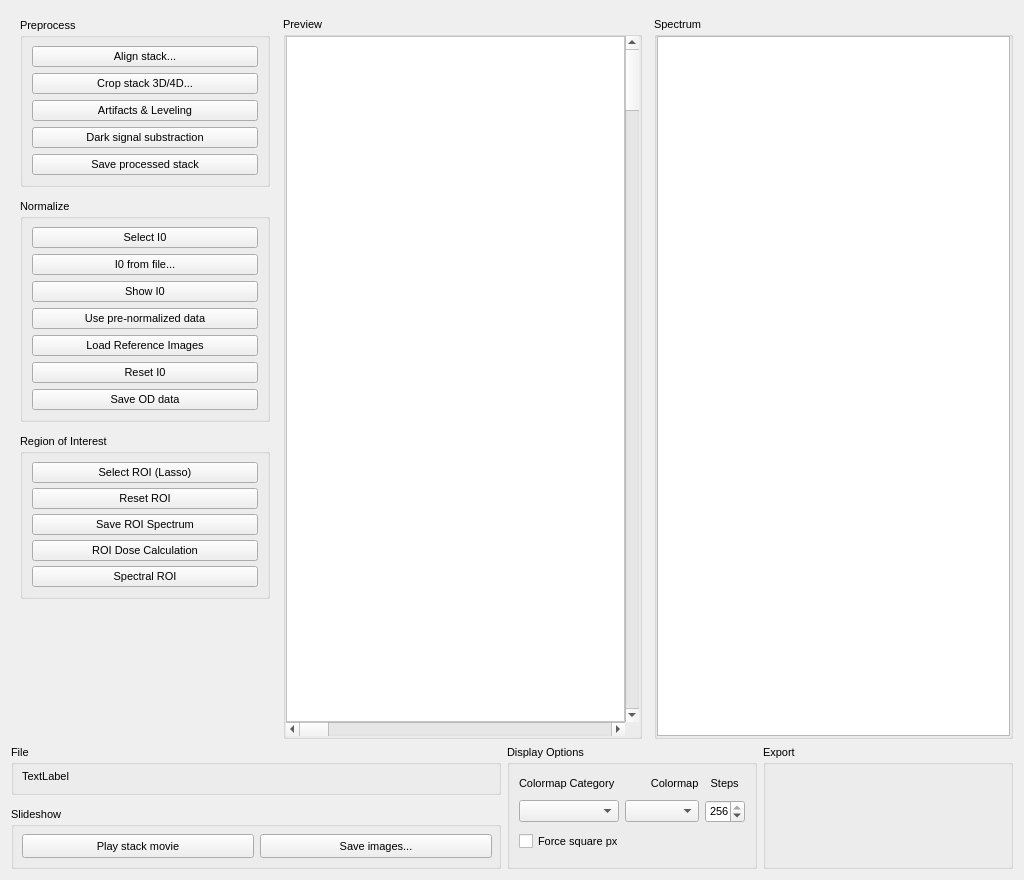
This is mantis_xray/pagestack.ui in mlerotic/spectromicroscopy as Qt 5 draws it before an edit. The edited form follows.
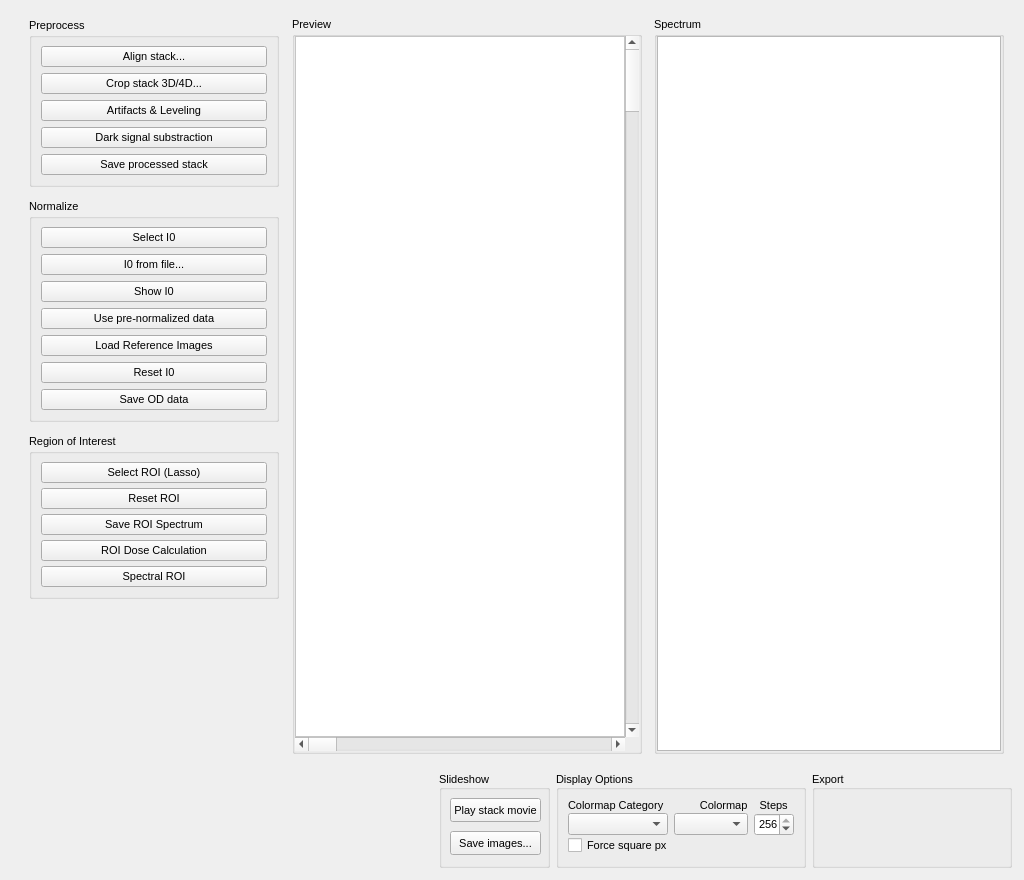
This is the edited form. Custom widgets are drawn as their Qt base class.

Commit message: bugfixes: support nan values, OD map simplified, layout improvements

The edit to the form file:
```diff
--- a/mantis_xray/pagestack.ui
+++ b/mantis_xray/pagestack.ui
@@ -21,17 +21,27 @@
   </property>
   <layout class="QVBoxLayout" name="verticalLayout">
    <item>
+    <widget class="QFrame" name="">
+     <property name="sizePolicy">
+      <sizepolicy hsizetype="Preferred" vsizetype="MinimumExpanding">
+       <horstretch>0</horstretch>
+       <verstretch>0</verstretch>
+      </sizepolicy>
+     </property>
     <layout class="QHBoxLayout" name="horizontalLayout">
      <property name="spacing">
       <number>12</number>
      </property>
+      <property name="sizeConstraint">
+       <enum>QLayout::SetDefaultConstraint</enum>
+      </property>
      <property name="topMargin">
       <number>6</number>
      </property>
      <item>
       <widget class="QFrame" name="verticalFrame">
        <property name="sizePolicy">
-        <sizepolicy hsizetype="Maximum" vsizetype="Preferred">
+         <sizepolicy hsizetype="Maximum" vsizetype="Minimum">
          <horstretch>0</horstretch>
          <verstretch>0</verstretch>
         </sizepolicy>
@@ -308,6 +318,9 @@
           <property name="orientation">
            <enum>Qt::Vertical</enum>
           </property>
+           <property name="sizeType">
+            <enum>QSizePolicy::MinimumExpanding</enum>
+           </property>
           <property name="sizeHint" stdset="0">
            <size>
             <width>20</width>
@@ -322,7 +335,7 @@
      <item>
       <widget class="QGroupBox" name="tc_imageeng">
        <property name="sizePolicy">
-        <sizepolicy hsizetype="MinimumExpanding" vsizetype="MinimumExpanding">
+         <sizepolicy hsizetype="Preferred" vsizetype="Preferred">
          <horstretch>0</horstretch>
          <verstretch>0</verstretch>
         </sizepolicy>
@@ -340,6 +353,9 @@
         <property name="spacing">
          <number>0</number>
         </property>
+         <property name="sizeConstraint">
+          <enum>QLayout::SetMaximumSize</enum>
+         </property>
         <property name="leftMargin">
          <number>0</number>
         </property>
@@ -369,7 +385,7 @@
           <item row="0" column="0">
            <widget class="GraphicsLayoutWidget" name="canvas">
             <property name="sizePolicy">
-             <sizepolicy hsizetype="Expanding" vsizetype="Expanding">
+              <sizepolicy hsizetype="Expanding" vsizetype="MinimumExpanding">
               <horstretch>0</horstretch>
               <verstretch>0</verstretch>
              </sizepolicy>
@@ -441,7 +457,7 @@
      <item>
       <widget class="QGroupBox" name="groupBox_6">
        <property name="sizePolicy">
-        <sizepolicy hsizetype="MinimumExpanding" vsizetype="MinimumExpanding">
+         <sizepolicy hsizetype="Preferred" vsizetype="Preferred">
          <horstretch>0</horstretch>
          <verstretch>0</verstretch>
         </sizepolicy>
@@ -472,34 +488,152 @@
          <number>0</number>
         </property>
         <item>
-         <widget class="PlotWidget" name="spectrum_plotwidget"/>
+          <widget class="PlotWidget" name="spectrum_plotwidget">
+           <property name="sizePolicy">
+            <sizepolicy hsizetype="Expanding" vsizetype="MinimumExpanding">
+             <horstretch>0</horstretch>
+             <verstretch>0</verstretch>
+            </sizepolicy>
+           </property>
+          </widget>
         </item>
        </layout>
       </widget>
      </item>
     </layout>
+    </widget>
    </item>
    <item>
-    <layout class="QGridLayout" name="gridLayout" rowstretch="0">
+    <widget class="QFrame" name="">
+     <property name="sizePolicy">
+      <sizepolicy hsizetype="Preferred" vsizetype="Maximum">
+       <horstretch>0</horstretch>
+       <verstretch>0</verstretch>
+      </sizepolicy>
+     </property>
+     <layout class="QHBoxLayout" name="horizontalLayout_9">
+      <property name="spacing">
+       <number>6</number>
+      </property>
+      <property name="sizeConstraint">
+       <enum>QLayout::SetDefaultConstraint</enum>
+      </property>
      <property name="leftMargin">
-      <number>0</number>
+       <number>1</number>
      </property>
      <property name="topMargin">
-      <number>0</number>
+       <number>1</number>
      </property>
      <property name="rightMargin">
+       <number>1</number>
+      </property>
+      <property name="bottomMargin">
+       <number>1</number>
+      </property>
+      <item>
+       <spacer name="horizontalSpacer_2">
+        <property name="orientation">
+         <enum>Qt::Horizontal</enum>
+        </property>
+        <property name="sizeHint" stdset="0">
+         <size>
+          <width>40</width>
+          <height>20</height>
+         </size>
+        </property>
+       </spacer>
+      </item>
+      <item>
+       <widget class="QGroupBox" name="groupBox_4">
+        <property name="sizePolicy">
+         <sizepolicy hsizetype="Maximum" vsizetype="Preferred">
+          <horstretch>0</horstretch>
+          <verstretch>0</verstretch>
+         </sizepolicy>
+        </property>
+        <property name="minimumSize">
+         <size>
+          <width>0</width>
+          <height>0</height>
+         </size>
+        </property>
+        <property name="maximumSize">
+         <size>
+          <width>16777215</width>
+          <height>150</height>
+         </size>
+        </property>
+        <property name="font">
+         <font>
+          <family>Ubuntu</family>
+          <pointsize>8</pointsize>
+         </font>
+        </property>
+        <property name="title">
+         <string>Slideshow</string>
+        </property>
+        <property name="alignment">
+         <set>Qt::AlignBottom|Qt::AlignLeading|Qt::AlignLeft</set>
+        </property>
+        <layout class="QHBoxLayout" name="horizontalLayout_2">
+         <property name="spacing">
+          <number>6</number>
+         </property>
+         <property name="sizeConstraint">
+          <enum>QLayout::SetDefaultConstraint</enum>
+         </property>
+         <property name="leftMargin">
+          <number>8</number>
+         </property>
+         <property name="topMargin">
       <number>0</number>
      </property>
+         <property name="rightMargin">
+          <number>6</number>
+         </property>
      <property name="bottomMargin">
       <number>0</number>
      </property>
+         <item>
+          <layout class="QVBoxLayout" name="verticalLayout_3">
      <property name="spacing">
-      <number>6</number>
-     </property>
-     <item row="0" column="4">
+            <number>0</number>
+           </property>
+           <item>
+            <widget class="QPushButton" name="button_slideshow">
+             <property name="minimumSize">
+              <size>
+               <width>0</width>
+               <height>24</height>
+              </size>
+             </property>
+             <property name="text">
+              <string>Play stack movie</string>
+             </property>
+            </widget>
+           </item>
+           <item>
+            <widget class="QPushButton" name="button_save">
+             <property name="minimumSize">
+              <size>
+               <width>0</width>
+               <height>24</height>
+              </size>
+             </property>
+             <property name="text">
+              <string>Save images...</string>
+             </property>
+            </widget>
+           </item>
+          </layout>
+         </item>
+        </layout>
+       </widget>
+      </item>
+      <item>
       <widget class="QGroupBox" name="DisplayOptions">
        <property name="sizePolicy">
-        <sizepolicy hsizetype="MinimumExpanding" vsizetype="Preferred">
+         <sizepolicy hsizetype="MinimumExpanding" vsizetype="Maximum">
          <horstretch>0</horstretch>
          <verstretch>0</verstretch>
         </sizepolicy>
@@ -513,7 +647,7 @@
        <property name="maximumSize">
         <size>
          <width>250</width>
-         <height>16777215</height>
+          <height>150</height>
         </size>
        </property>
        <property name="font">
@@ -525,9 +659,32 @@
        <property name="title">
         <string>Display Options</string>
        </property>
-       <layout class="QVBoxLayout" name="verticalLayout_7">
+        <property name="alignment">
+         <set>Qt::AlignBottom|Qt::AlignLeading|Qt::AlignLeft</set>
+        </property>
+        <layout class="QHBoxLayout" name="horizontalLayout_8" stretch="0">
+         <property name="topMargin">
+          <number>9</number>
+         </property>
+         <property name="bottomMargin">
+          <number>9</number>
+         </property>
+         <item>
+          <layout class="QVBoxLayout" name="verticalLayout_9">
+           <property name="spacing">
+            <number>0</number>
+           </property>
+           <property name="topMargin">
+            <number>0</number>
+           </property>
         <item>
          <widget class="QLabel" name="label">
+             <property name="minimumSize">
+              <size>
+               <width>0</width>
+               <height>15</height>
+              </size>
+             </property>
           <property name="maximumSize">
            <size>
             <width>16777215</width>
@@ -621,7 +778,7 @@
         <item>
          <layout class="QHBoxLayout" name="horizontalLayout_6" stretch="1,0">
           <property name="spacing">
-           <number>1</number>
+              <number>6</number>
           </property>
           <item>
            <widget class="QCheckBox" name="SquarePxCheckBox">
@@ -688,135 +845,28 @@
          </layout>
         </item>
        </layout>
-      </widget>
-     </item>
-     <item row="0" column="3">
-      <layout class="QVBoxLayout" name="verticalLayout_4">
-       <property name="spacing">
-        <number>12</number>
-       </property>
-       <property name="topMargin">
-        <number>0</number>
-       </property>
-       <property name="rightMargin">
-        <number>0</number>
-       </property>
-       <item>
-        <widget class="QGroupBox" name="groupBox_5">
-         <property name="font">
-          <font>
-           <family>Ubuntu</family>
-           <pointsize>8</pointsize>
-          </font>
-         </property>
-         <property name="title">
-          <string>File</string>
-         </property>
-         <layout class="QVBoxLayout" name="verticalLayout_8">
-          <property name="spacing">
-           <number>0</number>
-          </property>
-          <property name="leftMargin">
-           <number>8</number>
-          </property>
-          <property name="topMargin">
-           <number>6</number>
-          </property>
-          <property name="rightMargin">
-           <number>6</number>
-          </property>
-          <property name="bottomMargin">
-           <number>9</number>
-          </property>
-          <item>
-           <widget class="QLabel" name="textctrl">
-            <property name="font">
-             <font>
-              <family>Ubuntu</family>
-              <pointsize>8</pointsize>
-             </font>
-            </property>
-            <property name="text">
-             <string>TextLabel</string>
-            </property>
-            <property name="textInteractionFlags">
-             <set>Qt::TextSelectableByKeyboard|Qt::TextSelectableByMouse</set>
-            </property>
-           </widget>
-          </item>
+         </item>
          </layout>
         </widget>
        </item>
        <item>
-        <widget class="QGroupBox" name="groupBox_4">
-         <property name="minimumSize">
-          <size>
-           <width>0</width>
-           <height>0</height>
-          </size>
-         </property>
-         <property name="font">
-          <font>
-           <family>Ubuntu</family>
-           <pointsize>8</pointsize>
-          </font>
-         </property>
-         <property name="title">
-          <string>Slideshow</string>
-         </property>
-         <layout class="QHBoxLayout" name="horizontalLayout_2">
-          <property name="spacing">
-           <number>6</number>
-          </property>
-          <property name="leftMargin">
-           <number>8</number>
-          </property>
-          <property name="topMargin">
-           <number>8</number>
-          </property>
-          <property name="rightMargin">
-           <number>6</number>
-          </property>
-          <property name="bottomMargin">
-           <number>8</number>
-          </property>
-          <item>
-           <widget class="QPushButton" name="button_slideshow">
-            <property name="minimumSize">
-             <size>
-              <width>0</width>
-              <height>24</height>
-             </size>
-            </property>
-            <property name="text">
-             <string>Play stack movie</string>
-            </property>
-           </widget>
-          </item>
-          <item>
-           <widget class="QPushButton" name="button_save">
-            <property name="minimumSize">
-             <size>
-              <width>0</width>
-              <height>24</height>
-             </size>
-            </property>
-            <property name="text">
-             <string>Save images...</string>
-            </property>
-           </widget>
-          </item>
-         </layout>
-        </widget>
-       </item>
-      </layout>
-     </item>
-     <item row="0" column="5">
       <widget class="QGroupBox" name="groupBox_2">
+        <property name="sizePolicy">
+         <sizepolicy hsizetype="Maximum" vsizetype="Maximum">
+          <horstretch>0</horstretch>
+          <verstretch>0</verstretch>
+         </sizepolicy>
+        </property>
+        <property name="minimumSize">
+         <size>
+          <width>200</width>
+          <height>0</height>
+         </size>
+        </property>
        <property name="maximumSize">
         <size>
-         <width>250</width>
-         <height>16777215</height>
+          <width>200</width>
+          <height>150</height>
         </size>
        </property>
        <property name="font">
@@ -828,9 +878,13 @@
        <property name="title">
         <string>Export</string>
        </property>
+        <property name="alignment">
+         <set>Qt::AlignBottom|Qt::AlignLeading|Qt::AlignLeft</set>
+        </property>
       </widget>
      </item>
     </layout>
+    </widget>
    </item>
   </layout>
  </widget>
```
Left out of the diff: 2 changed lines with no effect on the pictures. Lines whose indentation alone changed are shown as unchanged. The commit also changes 4 other files.
